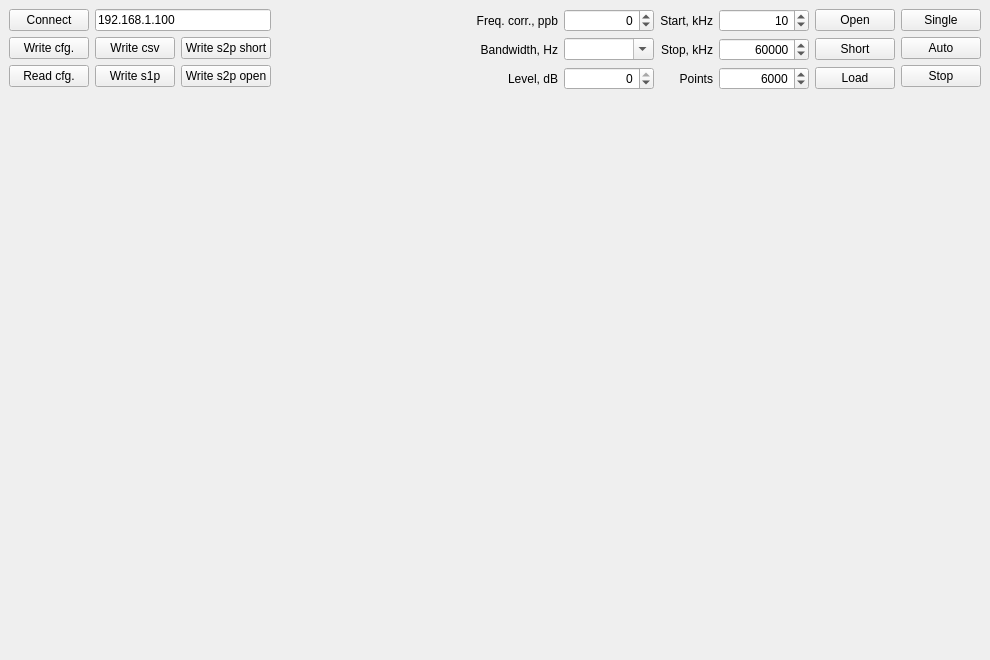
First picture: the form in projects/vna/client/vna.ui, repository pavel-demin/red-pitaya-notes, before the edit.
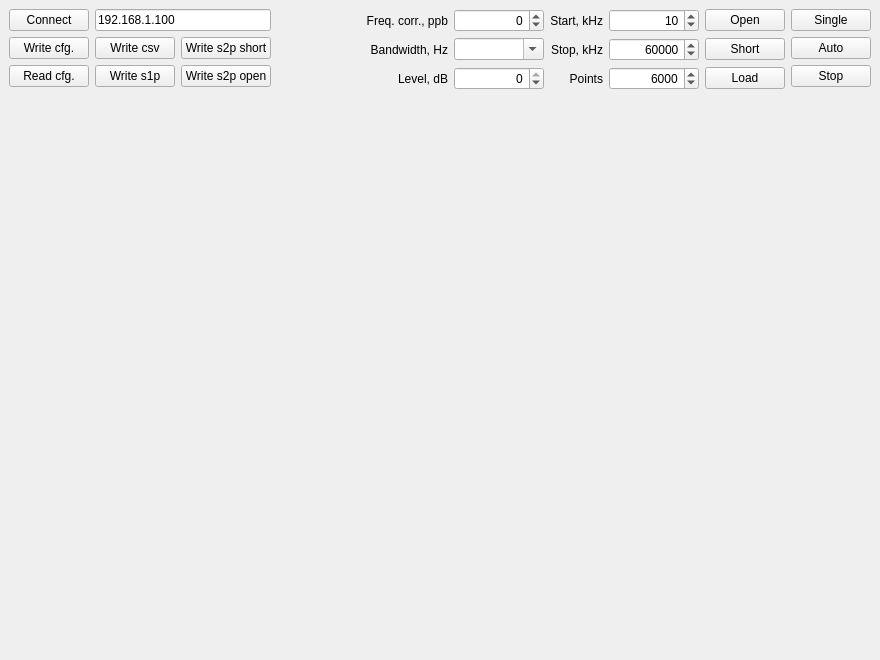
Second picture: the form after the edit.

Commit message: set window width to 880 in vna.ui

What changed in the file:
```diff
--- a/projects/vna/client/vna.ui
+++ b/projects/vna/client/vna.ui
@@ -6,13 +6,13 @@
    <rect>
     <x>0</x>
     <y>0</y>
-    <width>990</width>
+    <width>880</width>
     <height>660</height>
    </rect>
   </property>
   <property name="minimumSize">
    <size>
-    <width>990</width>
+    <width>880</width>
     <height>660</height>
    </size>
   </property>
```
